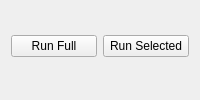
The window that src/menipy/gui/views/setup_panel.ui (carenaudo/Menipy) describes before a commit, drawn with Qt 5.
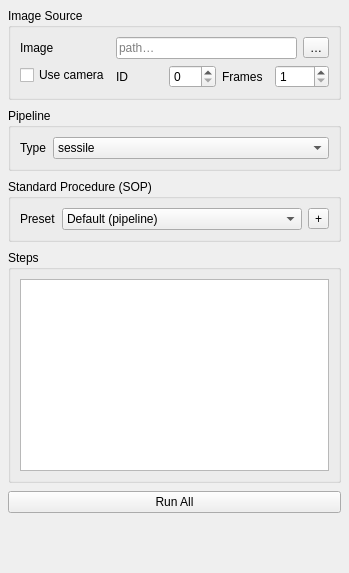
The same window after the commit.

The edit to the form file:
```diff
--- a/src/menipy/gui/views/setup_panel.ui
+++ b/src/menipy/gui/views/setup_panel.ui
@@ -2,93 +2,244 @@
 <ui version="4.0">
  <class>SetupPanel</class>
  <widget class="QWidget" name="SetupPanel">
-  <layout class="QVBoxLayout" name="vbox">
-   <!-- Test type -->
+  <property name="geometry">
+   <rect>
+    <x>0</x>
+    <y>0</y>
+    <width>349</width>
+    <height>573</height>
+   </rect>
+  </property>
+  <layout class="QVBoxLayout" name="root">
+   <property name="spacing">
+    <number>8</number>
+   </property>
+   <property name="leftMargin">
+    <number>8</number>
+   </property>
+   <property name="topMargin">
+    <number>8</number>
+   </property>
+   <property name="rightMargin">
+    <number>8</number>
+   </property>
+   <property name="bottomMargin">
+    <number>8</number>
+   </property>
    <item>
-    <groupbox name="testGroup">
-     <property name="title"><string>Test</string></property>
-     <layout class="QFormLayout">
-      <item row="0" column="0"><widget class="QLabel"><property name="text"><string>Type</string></property></widget></item>
-      <item row="0" column="1">
-       <widget class="QComboBox" name="testCombo">
-        <item><property name="text"><string>sessile</string></property></item>
-        <item><property name="text"><string>pendant</string></property></item>
-        <item><property name="text"><string>oscillating</string></property></item>
-        <item><property name="text"><string>capillary_rise</string></property></item>
-        <item><property name="text"><string>captive_bubble</string></property></item>
+    <widget class="QGroupBox" name="sourceGroup">
+     <property name="title">
+      <string>Image Source</string>
+     </property>
+     <layout class="QFormLayout" name="sourceForm">
+      <item row="0" column="0">
+       <widget class="QLabel" name="labelImage">
+        <property name="text">
+         <string>Image</string>
+        </property>
        </widget>
       </item>
-     </layout>
-    </groupbox>
-   </item>
-
-   <!-- Source -->
-   <item>
-    <groupbox name="sourceGroup">
-     <property name="title"><string>Source</string></property>
-     <layout class="QFormLayout">
-      <item row="0" column="0"><widget class="QLabel"><property name="text"><string>Image</string></property></widget></item>
       <item row="0" column="1">
-       <layout class="QHBoxLayout">
-        <item><widget class="QLineEdit" name="imagePathEdit"><property name="placeholderText"><string>path…</string></property></widget></item>
-        <item><widget class="QToolButton" name="browseBtn"><property name="text"><string>…</string></property></widget></item>
+       <layout class="QHBoxLayout" name="srcRow">
+        <item>
+         <widget class="QLineEdit" name="imagePathEdit">
+          <property name="placeholderText">
+           <string>path…</string>
+          </property>
+         </widget>
+        </item>
+        <item>
+         <widget class="QToolButton" name="browseBtn">
+          <property name="toolTip">
+           <string>Browse image</string>
+          </property>
+          <property name="text">
+           <string>…</string>
+          </property>
+         </widget>
+        </item>
        </layout>
       </item>
-      <item row="1" column="0"><widget class="QCheckBox" name="cameraCheck"><property name="text"><string>Use camera</string></property></widget></item>
+      <item row="1" column="0">
+       <widget class="QCheckBox" name="cameraCheck">
+        <property name="text">
+         <string>Use camera</string>
+        </property>
+       </widget>
+      </item>
       <item row="1" column="1">
-       <layout class="QHBoxLayout">
-        <item><widget class="QLabel"><property name="text"><string>ID</string></property></widget></item>
-        <item><widget class="QSpinBox" name="cameraIdSpin"><property name="maximum"><number>16</number></property></widget></item>
-        <item><widget class="QLabel"><property name="text"><string>Frames</string></property></widget></item>
-        <item><widget class="QSpinBox" name="framesSpin"><property name="minimum"><number>1</number></property><property name="maximum"><number>9999</number></property><property name="value"><number>1</number></property></widget></item>
+       <layout class="QHBoxLayout" name="camRow">
+        <item>
+         <widget class="QLabel" name="labelCamId">
+          <property name="text">
+           <string>ID</string>
+          </property>
+         </widget>
+        </item>
+        <item>
+         <widget class="QSpinBox" name="cameraIdSpin">
+          <property name="maximum">
+           <number>32</number>
+          </property>
+         </widget>
+        </item>
+        <item>
+         <widget class="QLabel" name="labelFrames">
+          <property name="text">
+           <string>Frames</string>
+          </property>
+         </widget>
+        </item>
+        <item>
+         <widget class="QSpinBox" name="framesSpin">
+          <property name="minimum">
+           <number>1</number>
+          </property>
+          <property name="maximum">
+           <number>9999</number>
+          </property>
+          <property name="value">
+           <number>1</number>
+          </property>
+         </widget>
+        </item>
        </layout>
       </item>
      </layout>
-    </groupbox>
+    </widget>
    </item>
 
    <!-- ROI -->
    <item>
-    <groupbox name="roiGroup">
-     <property name="title"><string>Region of Interest</string></property>
-     <layout class="QGridLayout">
-      <item row="0" column="0"><widget class="QToolButton" name="roiRectBtn"><property name="text"><string>Rect</string></property></widget></item>
-      <item row="0" column="1"><widget class="QToolButton" name="roiClearBtn"><property name="text"><string>Clear</string></property></widget></item>
-      <item row="1" column="0"><widget class="QLabel"><property name="text"><string>X</string></property></widget></item>
-      <item row="1" column="1"><widget class="QSpinBox" name="roiXSpin"><property name="maximum"><number>10000</number></property></widget></item>
-      <item row="2" column="0"><widget class="QLabel"><property name="text"><string>Y</string></property></widget></item>
-      <item row="2" column="1"><widget class="QSpinBox" name="roiYSpin"><property name="maximum"><number>10000</number></property></widget></item>
-      <item row="3" column="0"><widget class="QLabel"><property name="text"><string>W</string></property></widget></item>
-      <item row="3" column="1"><widget class="QSpinBox" name="roiWSpin"><property name="maximum"><number>10000</number></property></widget></item>
-      <item row="4" column="0"><widget class="QLabel"><property name="text"><string>H</string></property></widget></item>
-      <item row="4" column="1"><widget class="QSpinBox" name="roiHSpin"><property name="maximum"><number>10000</number></property></widget></item>
+    <widget class="QGroupBox" name="pipelineGroup">
+     <property name="title">
+      <string>Pipeline</string>
+     </property>
+     <layout class="QFormLayout" name="pipeForm">
+      <item row="0" column="0">
+       <widget class="QLabel" name="labelType">
+        <property name="text">
+         <string>Type</string>
+        </property>
+       </widget>
+      </item>
+      <item row="0" column="1">
+       <widget class="QComboBox" name="testCombo">
+        <item>
+         <property name="text">
+          <string>sessile</string>
+         </property>
+        </item>
+        <item>
+         <property name="text">
+          <string>pendant</string>
+         </property>
+        </item>
+        <item>
+         <property name="text">
+          <string>oscillating</string>
+         </property>
+        </item>
+        <item>
+         <property name="text">
+          <string>capillary_rise</string>
+         </property>
+        </item>
+        <item>
+         <property name="text">
+          <string>captive_bubble</string>
+         </property>
+        </item>
+       </widget>
+      </item>
      </layout>
-    </groupbox>
+    </widget>
    </item>
 
    <!-- Stages -->
    <item>
-    <groupbox name="stagesGroup">
-     <property name="title"><string>Stages</string></property>
-     <layout class="QVBoxLayout">
+    <widget class="QGroupBox" name="sopGroup">
+     <property name="title">
+      <string>Standard Procedure (SOP)</string>
+     </property>
+     <layout class="QFormLayout" name="sopForm">
+      <item row="0" column="0">
+       <widget class="QLabel" name="labelPreset">
+        <property name="text">
+         <string>Preset</string>
+        </property>
+       </widget>
+      </item>
+      <item row="0" column="1">
+       <layout class="QHBoxLayout" name="sopRow">
+        <item>
+         <widget class="QComboBox" name="sopCombo">
+          <item>
+           <property name="text">
+            <string>Default (pipeline)</string>
+           </property>
+          </item>
+         </widget>
+        </item>
+        <item>
+         <widget class="QToolButton" name="addSopBtn">
+          <property name="toolTip">
+           <string>Add SOP…</string>
+          </property>
+          <property name="text">
+           <string>+</string>
+          </property>
+         </widget>
+        </item>
+       </layout>
+      </item>
+     </layout>
+    </widget>
+   </item>
+   <item>
+    <widget class="QGroupBox" name="stepsGroup">
+     <property name="title">
+      <string>Steps</string>
+     </property>
+     <layout class="QVBoxLayout" name="stepsBox">
       <item>
-       <widget class="QListWidget" name="stagesList">
-        <property name="selectionMode"><enum>QAbstractItemView::ExtendedSelection</enum></property>
+       <widget class="QListWidget" name="stepsList">
+        <property name="selectionMode">
+         <enum>QAbstractItemView::SelectionMode::NoSelection</enum>
+        </property>
+        <property name="spacing">
+         <number>4</number>
+        </property>
+        <property name="uniformItemSizes">
+         <bool>true</bool>
+        </property>
        </widget>
       </item>
      </layout>
-    </groupbox>
+    </widget>
    </item>
 
    <!-- Run -->
    <item>
-    <layout class="QHBoxLayout">
-     <item><widget class="QPushButton" name="runFullBtn"><property name="text"><string>Run Full</string></property></widget></item>
-     <item><widget class="QPushButton" name="runSelectedBtn"><property name="text"><string>Run Selected</string></property></widget></item>
-    </layout>
+    <widget class="QPushButton" name="runAllBtn">
+     <property name="text">
+      <string>Run All</string>
+     </property>
+    </widget>
    </item>
-
-   <item><spacer><property name="orientation"><enum>Qt::Vertical</enum></property></spacer></item>
+   <item>
+    <spacer name="spacerBottom">
+     <property name="orientation">
+      <enum>Qt::Orientation::Vertical</enum>
+     </property>
+     <property name="sizeHint" stdset="0">
+      <size>
+       <width>20</width>
+       <height>40</height>
+      </size>
+     </property>
+    </spacer>
+   </item>
   </layout>
  </widget>
  <resources/>
```
Left out of the diff: 10 changed lines with no effect on the pictures.
